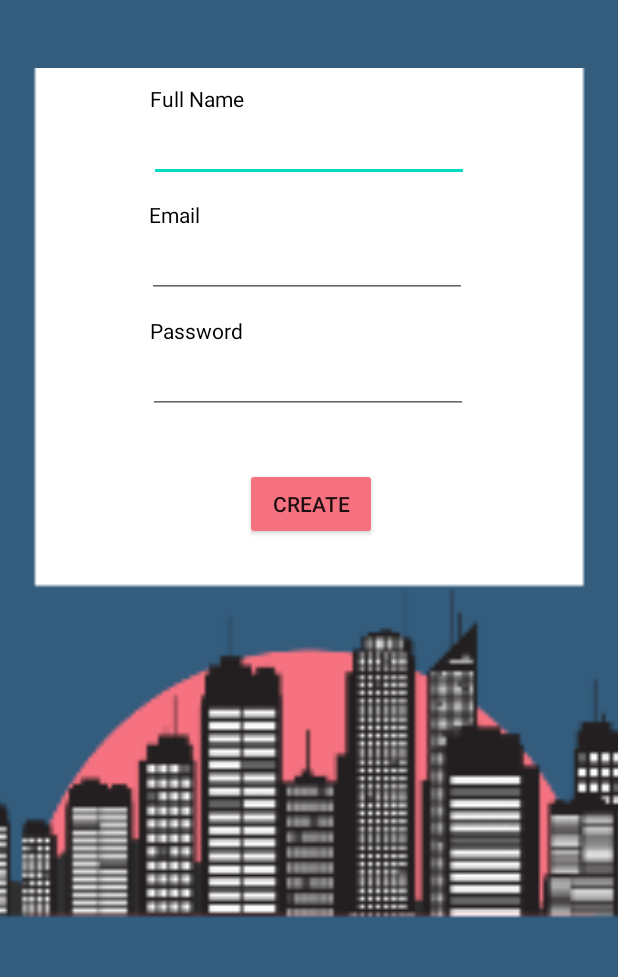
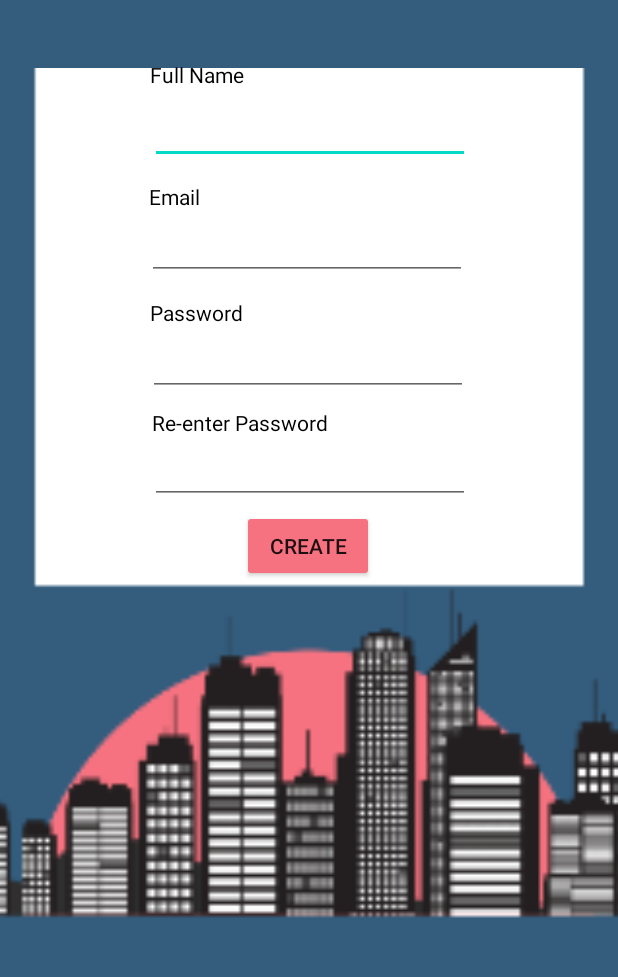
Before and after one commit to raffycabrera/Drew, an Android app: the Register screen opened directly, with no data from a screen before it, on a phone screen of 412 x 824 dp, the part 186-1163 px from its top. Run offline under Robolectric (Android 15) with nearby library versions, the phone set to English and light mode, and no system bars; our stand-ins replace Firebase (no records; nobody signed in at launch, a user with empty details on screens opened directly).

Commit message:
added re-enter password on register and its error prompt

```diff
--- a/app/src/main/java/edu/dlsu/drew/Register.java
+++ b/app/src/main/java/edu/dlsu/drew/Register.java
@@ -28,7 +28,7 @@ public class Register extends Activity {
     private FirebaseAuth mAuth;
     // [END declare_auth]
 
-    EditText mFullName,mEmail,mPassword,mPhone;
+    EditText mFullName,mEmail,mPassword,mPasswordConfirm;
     Button mRegisterBtn;
     TextView mLoginBtn;
     String userID;
@@ -47,7 +47,7 @@ public class Register extends Activity {
         mEmail      = findViewById(R.id.Email);
         mPassword   = findViewById(R.id.password);
         mRegisterBtn= findViewById(R.id.registerBtn);
-
+        mPasswordConfirm = findViewById(R.id.password2);
 
         mAuth = FirebaseAuth.getInstance();
         // [END initialize_auth]
@@ -147,9 +147,13 @@ public class Register extends Activity {
         final String email = mEmail.getText().toString().trim();
         String password = mPassword.getText().toString().trim();
         final String fullName = mFullName.getText().toString();
+        String passwordConfirm = mPasswordConfirm.getText().toString().trim();
         if(email.isEmpty() || password.isEmpty() || fullName.isEmpty())
         {
             alert("Alert!","Please fill in all required fields.", "OK");
+        }
+        else if(!password.equals(passwordConfirm)){
+            alert("Alert!","Please make sure passwords match.","OK");
         }
         else {
             createAccount(email, password);
--- a/app/src/main/res/layout/activity_register.xml
+++ b/app/src/main/res/layout/activity_register.xml
@@ -23,10 +23,11 @@
         android:id="@+id/fullName"
         android:layout_width="wrap_content"
         android:layout_height="wrap_content"
-        android:layout_marginTop="76dp"
+        android:layout_marginTop="64dp"
         android:ems="10"
         android:inputType="textPersonName"
         app:layout_constraintEnd_toEndOf="parent"
+        app:layout_constraintHorizontal_bias="0.502"
         app:layout_constraintStart_toStartOf="parent"
         app:layout_constraintTop_toBottomOf="@+id/imageView" />
 
@@ -54,6 +55,18 @@
         app:layout_constraintStart_toStartOf="parent"
         app:layout_constraintTop_toBottomOf="@+id/Email" />
 
+    <EditText
+        android:id="@+id/password2"
+        android:layout_width="wrap_content"
+        android:layout_height="wrap_content"
+        android:layout_marginTop="104dp"
+        android:ems="10"
+        android:inputType="textPassword"
+        app:layout_constraintEnd_toEndOf="parent"
+        app:layout_constraintHorizontal_bias="0.502"
+        app:layout_constraintStart_toStartOf="parent"
+        app:layout_constraintTop_toBottomOf="@+id/Email" />
+
     <ImageView
         android:id="@+id/imageView"
         android:layout_width="wrap_content"
@@ -68,12 +81,12 @@
         android:id="@+id/registerBtn"
         android:layout_width="wrap_content"
         android:layout_height="wrap_content"
-        android:layout_marginTop="36dp"
+        android:layout_marginTop="76dp"
         android:backgroundTint="#F67280"
         android:onClick="registeredPressed"
         android:text="Create"
         app:layout_constraintEnd_toEndOf="parent"
-        app:layout_constraintHorizontal_bias="0.504"
+        app:layout_constraintHorizontal_bias="0.498"
         app:layout_constraintStart_toStartOf="parent"
         app:layout_constraintTop_toBottomOf="@+id/password" />
 
@@ -81,7 +94,7 @@
         android:id="@+id/textView4"
         android:layout_width="wrap_content"
         android:layout_height="wrap_content"
-        android:layout_marginTop="56dp"
+        android:layout_marginTop="40dp"
         android:text="Full Name"
         android:textColor="#000000"
         app:layout_constraintEnd_toEndOf="parent"
@@ -113,6 +126,18 @@
         app:layout_constraintStart_toStartOf="parent"
         app:layout_constraintTop_toBottomOf="@+id/Email" />
 
+    <TextView
+        android:id="@+id/textView8"
+        android:layout_width="wrap_content"
+        android:layout_height="wrap_content"
+        android:layout_marginTop="8dp"
+        android:text="Re-enter Password"
+        android:textColor="#000000"
+        app:layout_constraintEnd_toEndOf="parent"
+        app:layout_constraintHorizontal_bias="0.344"
+        app:layout_constraintStart_toStartOf="parent"
+        app:layout_constraintTop_toBottomOf="@+id/password" />
+
     <ImageView
         android:id="@+id/imageView2"
         android:layout_width="420dp"
```
